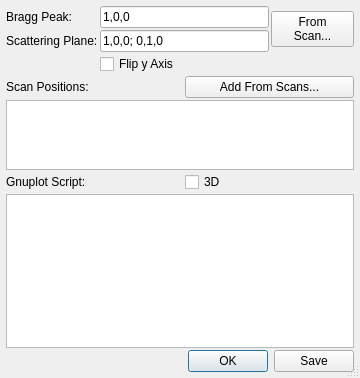
First picture: the form in ui/scanpos.ui, repository tweber-ill/ill_mirror-takin2-core, before the edit.
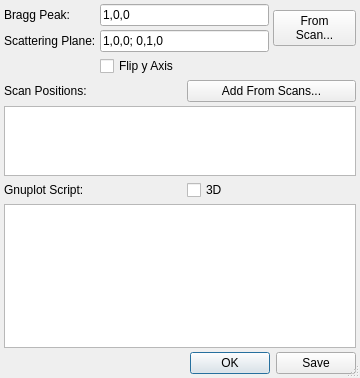
Second picture: the form after the edit.

Patch:
```diff
--- a/ui/scanpos.ui
+++ b/ui/scanpos.ui
@@ -18,10 +18,10 @@
   </property>
   <layout class="QGridLayout" name="gridLayout">
    <property name="margin">
-    <number>6</number>
+    <number>4</number>
    </property>
    <property name="spacing">
-    <number>2</number>
+    <number>4</number>
    </property>
    <item row="1" column="1" colspan="2">
     <widget class="QLineEdit" name="editPlane">
@@ -32,6 +32,12 @@
    </item>
    <item row="4" column="0" colspan="2">
     <widget class="QLabel" name="label_2">
+     <property name="sizePolicy">
+      <sizepolicy hsizetype="Fixed" vsizetype="Preferred">
+       <horstretch>0</horstretch>
+       <verstretch>0</verstretch>
+      </sizepolicy>
+     </property>
      <property name="text">
       <string>Scan Positions:</string>
      </property>
@@ -56,6 +62,12 @@
    </item>
    <item row="0" column="0">
     <widget class="QLabel" name="label">
+     <property name="sizePolicy">
+      <sizepolicy hsizetype="Fixed" vsizetype="Preferred">
+       <horstretch>0</horstretch>
+       <verstretch>0</verstretch>
+      </sizepolicy>
+     </property>
      <property name="text">
       <string>Bragg Peak:</string>
      </property>
@@ -73,6 +85,12 @@
    </item>
    <item row="6" column="0" colspan="2">
     <widget class="QLabel" name="label_3">
+     <property name="sizePolicy">
+      <sizepolicy hsizetype="Fixed" vsizetype="Preferred">
+       <horstretch>0</horstretch>
+       <verstretch>0</verstretch>
+      </sizepolicy>
+     </property>
      <property name="text">
       <string>Gnuplot Script:</string>
      </property>
@@ -95,6 +113,12 @@
    </item>
    <item row="1" column="0">
     <widget class="QLabel" name="label_4">
+     <property name="sizePolicy">
+      <sizepolicy hsizetype="Fixed" vsizetype="Preferred">
+       <horstretch>0</horstretch>
+       <verstretch>0</verstretch>
+      </sizepolicy>
+     </property>
      <property name="text">
       <string>Scattering Plane:</string>
      </property>
```
